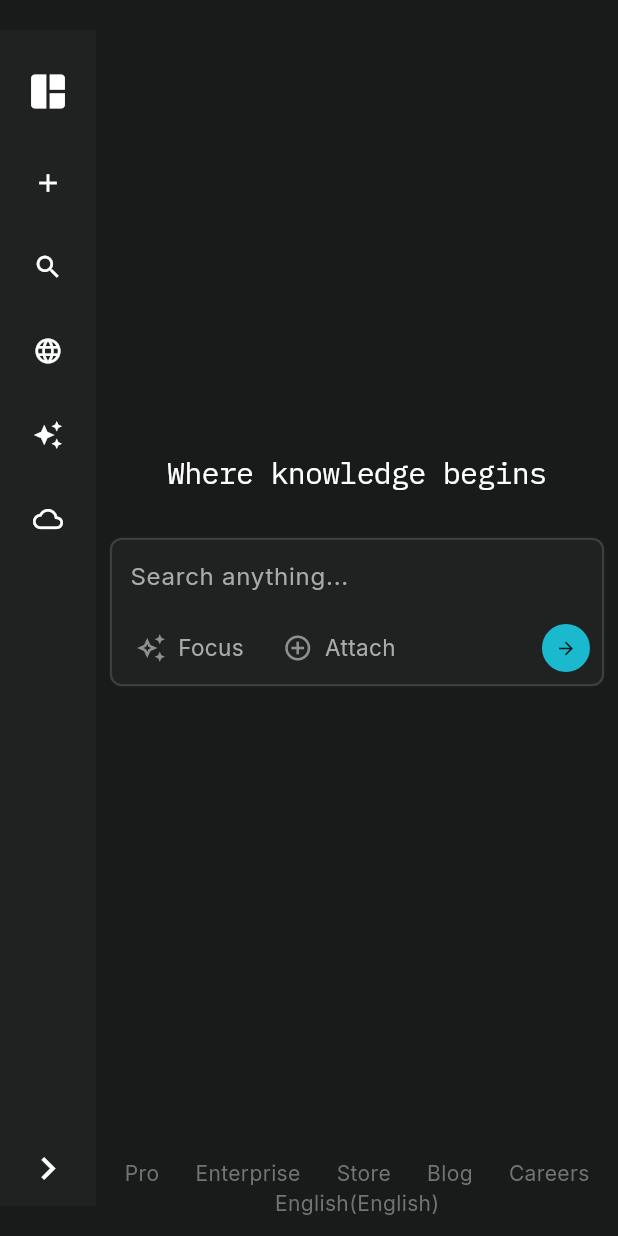
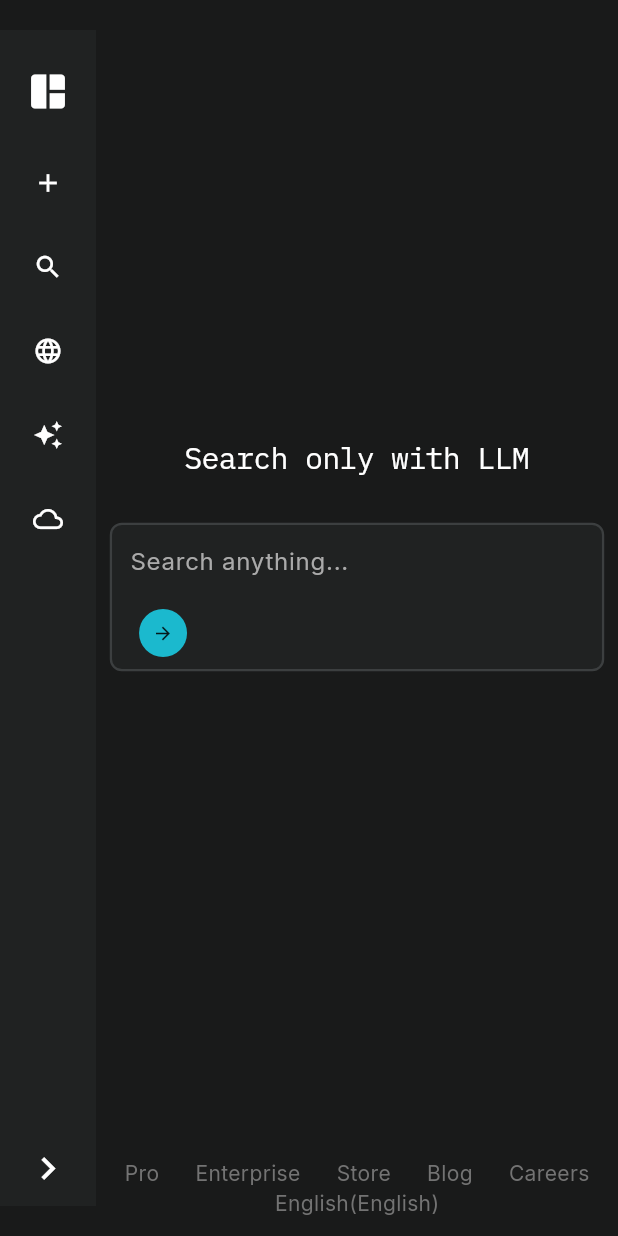
Before and after one commit to eclairsameal/Perplexity_Clone, a Flutter app: the screen it shows after launch, after a tap on the "add" icon, on a phone screen of 412 x 824 dp. Run offline on Flutter 3.47's test engine with Material 3 defaults, Android fonts, the phone set to English and light mode, and no system bars; our stand-ins replace flutter_markdown, google_fonts; missing offline and left inert: web_socket_client.

Commit message:
Added the function of searching only by LLM.

```diff
--- a/perplexity/lib/main.dart
+++ b/perplexity/lib/main.dart
@@ -2,6 +2,7 @@ import 'package:flutter/material.dart';
 import 'package:google_fonts/google_fonts.dart';
 import 'package:perplexity/pages/chat_page.dart';
 import 'package:perplexity/pages/home_page.dart';
+import 'package:perplexity/pages/only_llm_page.dart';
 import 'package:perplexity/theme/colors.dart';
 
 void main() {
@@ -18,6 +19,7 @@ class MyApp extends StatelessWidget {
       initialRoute: '/home',
       routes: {
         '/home': (context) => HomePage(),
+        '/onlyllm': (context) => OnlyLlmPage(),
         // 其他頁面
       },
       title: 'Perplexity Clone',
--- /dev/null
+++ b/perplexity/lib/pages/only_llm_page.dart
@@ -0,0 +1,111 @@
+import 'package:flutter/material.dart';
+import 'package:perplexity/theme/colors.dart';
+import 'package:perplexity/widgets/side_bar.dart';
+import '../services/llama_chat_web_service.dart';
+import '../widgets/only_llm_search.dart';
+
+class OnlyLlmPage extends StatefulWidget {
+  const OnlyLlmPage({super.key});
+
+  @override
+  State<OnlyLlmPage> createState() => _OnlyLlmPageState();
+}
+
+class _OnlyLlmPageState extends State<OnlyLlmPage> {
+  @override
+  void initState() {
+    super.initState();
+    LlamaChatWebService().connect();
+  }
+
+  @override
+  Widget build(BuildContext context) {
+    return Scaffold(
+      body: Row(
+        children: [
+          // side navbar
+          SideBar(),
+          Expanded(
+            child: Column(
+              children: [
+                // search section
+                Expanded(
+                    child: OnlyLlmSearch()
+                ),
+                Container(
+                  padding: EdgeInsets.symmetric(vertical: 12),
+                  child: Wrap(
+                    alignment: WrapAlignment.center,
+                    children: [
+                      Padding(
+                        padding: EdgeInsets.symmetric(horizontal: 12),
+                        child: Text(
+                          "Pro",
+                          style: TextStyle(
+                            fontSize: 14,
+                            color: AppColors.footerGrey,
+                          ),
+                        ),
+                      ),
+                      Padding(
+                        padding: EdgeInsets.symmetric(horizontal: 12),
+                        child: Text(
+                          "Enterprise",
+                          style: TextStyle(
+                            fontSize: 14,
+                            color: AppColors.footerGrey,
+                          ),
+                        ),
+                      ),
+                      Padding(
+                        padding: EdgeInsets.symmetric(horizontal: 12),
+                        child: Text(
+                          "Store",
+                          style: TextStyle(
+                            fontSize: 14,
+                            color: AppColors.footerGrey,
+                          ),
+                        ),
+                      ),
+                      Padding(
+                        padding: EdgeInsets.symmetric(horizontal: 12),
+                        child: Text(
+                          "Blog",
+                          style: TextStyle(
+                            fontSize: 14,
+                            color: AppColors.footerGrey,
+                          ),
+                        ),
+                      ),
+                      Padding(
+                        padding: EdgeInsets.symmetric(horizontal: 12),
+                        child: Text(
+                          "Careers",
+                          style: TextStyle(
+                            fontSize: 14,
+                            color: AppColors.footerGrey,
+                          ),
+                        ),
+                      ),
+                      Padding(
+                        padding: EdgeInsets.symmetric(horizontal: 12),
+                        child: Text(
+                          "English(English)",
+                          style: TextStyle(
+                            fontSize: 14,
+                            color: AppColors.footerGrey,
+                          ),
+                        ),
+                      ),
+                    ],
+                  ),
+                ),
+                // footer
+              ],
+            ),
+          ),
+        ],
+      ),
+    );
+  }
+}
--- /dev/null
+++ b/perplexity/lib/services/llama_chat_web_service.dart
@@ -0,0 +1,49 @@
+import 'dart:async';
+import 'dart:convert';
+import 'package:flutter/foundation.dart';
+import 'package:web_socket_client/web_socket_client.dart';
+
+class LlamaChatWebService {
+  static final _instance = LlamaChatWebService._internal();
+  WebSocket? _socket;
+
+  factory LlamaChatWebService() => _instance;
+
+  LlamaChatWebService._internal();
+
+  final StreamController<String> _llmResponseController = StreamController<String>.broadcast();
+  Stream<String> get llmResponseStream => _llmResponseController.stream;
+
+  String getWebSocketUrl() {
+    if (kIsWeb) {
+      return "ws://localhost:8000/ws/chat_llama";
+    } else {
+      return "ws://10.0.2.2:8000/ws/chat_llama";
+    }
+  }
+
+  void connect() {
+    if (_socket != null) return;
+    final url = getWebSocketUrl();
+    _socket = WebSocket(Uri.parse(url));
+
+    _socket!.messages.listen((message) {
+      final data = json.decode(message);
+      if (data['type'] == 'llm_response') {
+        _llmResponseController.add(data['data'].toString());
+      } else if (data['type'] == 'error') {
+        _llmResponseController.add("Error: ${data['message']}");
+      }
+    });
+  }
+
+  void sendQuery(String query) {
+    _socket?.send(json.encode({'query': query}));
+  }
+
+  void dispose() {
+    _llmResponseController.close();
+    _socket?.close();
+    _socket = null;
+  }
+}
--- /dev/null
+++ b/perplexity/lib/widgets/only_llm_search.dart
@@ -0,0 +1,154 @@
+import 'package:flutter/foundation.dart';
+import 'package:flutter/material.dart';
+import 'package:google_fonts/google_fonts.dart';
+import '../services/llama_chat_web_service.dart';
+import '../theme/colors.dart';
+
+class OnlyLlmSearch extends StatefulWidget {
+  const OnlyLlmSearch({Key? key}) : super(key: key);
+
+  @override
+  _OnlyLlmSearchState createState() => _OnlyLlmSearchState();
+}
+
+class _OnlyLlmSearchState extends State<OnlyLlmSearch> {
+  final queryController = TextEditingController();
+  final LlamaChatWebService llamaService = LlamaChatWebService();
+
+  String responseText = "";
+  bool isLoading = false;
+  bool _isListening = false;
+
+  @override
+  void initState() {
+    super.initState();
+    if (!_isListening) {
+      _isListening = true;
+      llamaService.llmResponseStream.listen((response) {
+        setState(() {
+          responseText = response;
+          isLoading = false;
+        });
+      });
+    }
+  }
+
+  @override
+  void dispose() {
+    queryController.dispose();
+    llamaService.dispose();
+    super.dispose();
+  }
+
+  void handleSend() {
+    final query = queryController.text.trim();
+    if (query.isEmpty) return;
+
+    setState(() {
+      responseText = "";
+      isLoading = true;
+    });
+
+    llamaService.sendQuery(query);
+  }
+
+  @override
+  Widget build(BuildContext context) {
+    final double screenWidth = MediaQuery.of(context).size.width;
+    final double containerWidth = screenWidth < 600 ? screenWidth * 0.8 : 600;
+
+    return Column(
+      mainAxisAlignment: MainAxisAlignment.center,
+      children: [
+        kIsWeb
+            ? Text(
+          "Search only with LLM",
+          style: GoogleFonts.ibmPlexMono(
+            fontSize: 30,
+            fontWeight: FontWeight.w400,
+            height: 1.2,
+            letterSpacing: -0.5,
+          ),
+        )
+            : Text(
+          "Search only with LLM",
+          style: GoogleFonts.ibmPlexMono(
+            fontSize: 20,
+            fontWeight: FontWeight.w400,
+            height: 1.2,
+            letterSpacing: -0.5,
+          ),
+        ),
+        const SizedBox(height: 32),
+        Container(
+          width: containerWidth,
+          decoration: BoxDecoration(
+            color: AppColors.searchBar,
+            borderRadius: BorderRadius.circular(8),
+            border: Border.all(
+              color: AppColors.searchBarBorder,
+              width: 1.5,
+            ),
+          ),
+          child: Column(
+            children: [
+              Padding(
+                padding: const EdgeInsets.all(12.0),
+                child: TextField(
+                  controller: queryController,
+                  onSubmitted: (_) => handleSend(),
+                  decoration: InputDecoration(
+                    hintText: "Search anything...",
+                    hintStyle: TextStyle(
+                      color: AppColors.textGrey,
+                      fontSize: 16,
+                    ),
+                    border: InputBorder.none,
+                    isDense: true,
+                    contentPadding: EdgeInsets.zero,
+                  ),
+                ),
+              ),
+              Padding(
+                padding: const EdgeInsets.all(8.0),
+                child: Row(
+                  children: [
+                    const SizedBox(width: 10),
+                    GestureDetector(
+                      onTap: handleSend,
+                      child: Container(
+                        padding: const EdgeInsets.all(9),
+                        decoration: BoxDecoration(
+                          color: AppColors.submitButton,
+                          borderRadius: BorderRadius.circular(40),
+                        ),
+                        child: const Icon(Icons.arrow_forward, size: 14),
+                      ),
+                    )
+                  ],
+                ),
+              ),
+            ],
+          ),
+        ),
+        const SizedBox(height: 20),
+        if (isLoading) const CircularProgressIndicator(),
+        if (responseText.isNotEmpty)
+          Container(
+            width: containerWidth,
+            margin: const EdgeInsets.only(top: 20),
+            padding: const EdgeInsets.all(16),
+            decoration: BoxDecoration(
+              color: Colors.white10,
+              borderRadius: BorderRadius.circular(12),
+              border: Border.all(color: Colors.grey.shade300),
+            ),
+            child: Text(
+              responseText,
+              style: TextStyle(fontSize: 16, color: Colors.white),
+            ),
+          ),
+      ],
+    );
+  }
+}
--- a/perplexity/lib/widgets/side_bar.dart
+++ b/perplexity/lib/widgets/side_bar.dart
@@ -37,12 +37,19 @@ class _SideBarState extends State<SideBar> {
                     icon: Icons.add,
                     text: "Home",
                     onTap: () {
-                      Navigator.pushNamed(context, '/home');
+                      Navigator.pushNamed(context, '/onlyllm');
                     },
                 ),
 
                 const SizedBox(height: 16),
-                SideBarButton(isCollapsed: isCollapsed, icon: Icons.search, text: "Search"),
+                SideBarButton(
+                    isCollapsed: isCollapsed,
+                    icon: Icons.search,
+                    text: "Search",
+                    onTap: () {
+                      Navigator.pushNamed(context, '/home');
+                    },
+                ),
 
                 const SizedBox(height: 16),
                 SideBarButton(isCollapsed: isCollapsed, icon: Icons.language, text: "Spaces"),
```
